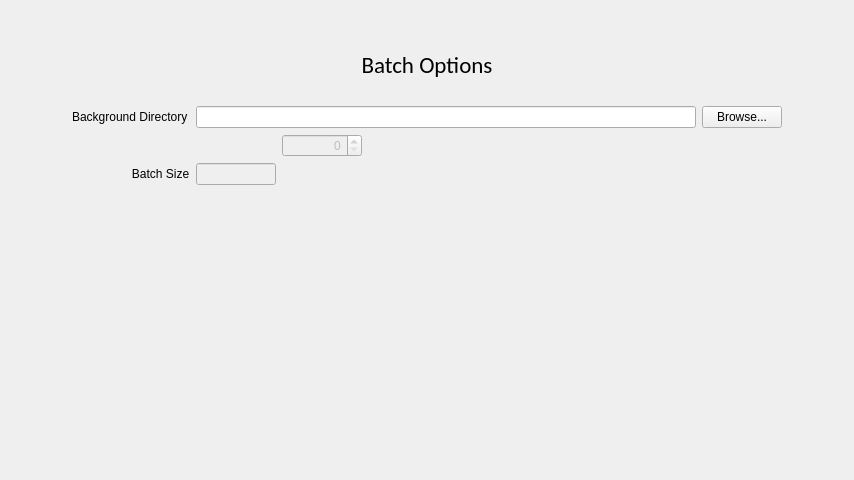
Old version of the form ImageWizard/batchoptions.ui in the repository coltoncandy/Image-Generator-Wizard.
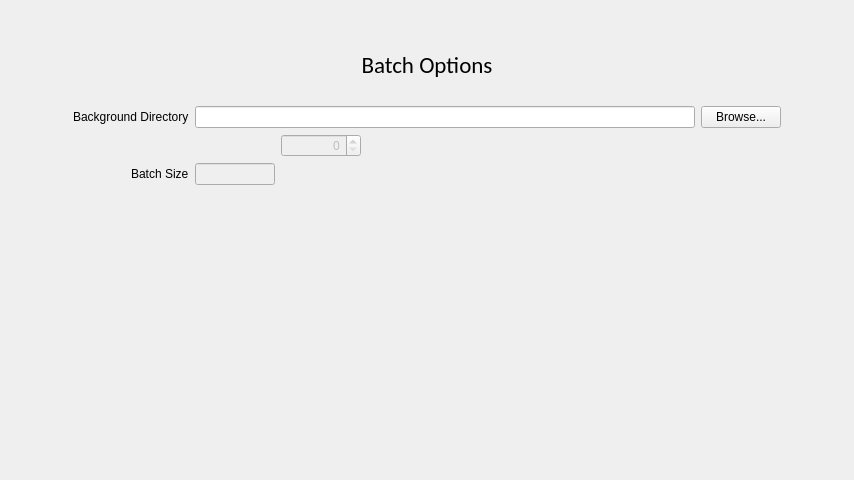
New version of the form.

Commit message: Switched hardcoded spaces to right alignment for batch size

```diff
--- a/ImageWizard/batchoptions.ui
+++ b/ImageWizard/batchoptions.ui
@@ -139,10 +139,10 @@
        </property>
       </widget>
      </item>
-     <item row="3" column="1">
+     <item row="3" column="1" alignment="Qt::AlignRight">
       <widget class="QLabel" name="batchSizeLbl">
        <property name="text">
-        <string>                  Batch Size</string>
+        <string>Batch Size</string>
        </property>
        <property name="alignment">
         <set>Qt::AlignLeading|Qt::AlignLeft|Qt::AlignVCenter</set>
```
